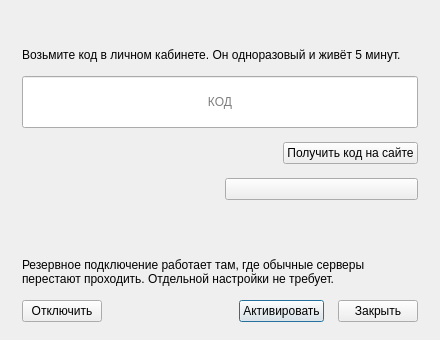
tarik1377/nekoray, file ui/dialog_relay_activate.ui: the form before one commit.
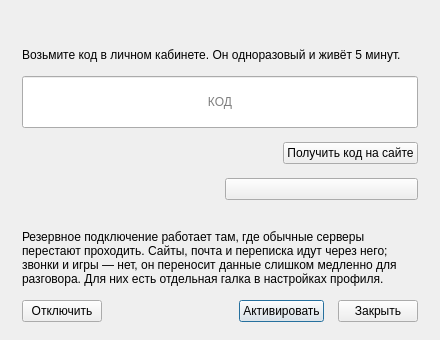
The form after the commit.

Commit message:
docs(relay): в окне активации названа цена — звонки через резерв не идут
Стояло «Отдельной настройки не требует» и ни слова о том, чего человек не
получит. Первая жалоба такого человека — «не звонится», и она справедлива.
Сказанное заранее переводит её из «нас обманули» в «нас предупредили».

Diff of the .ui file:
```diff
--- a/ui/dialog_relay_activate.ui
+++ b/ui/dialog_relay_activate.ui
@@ -132,7 +132,7 @@
    <item>
     <widget class="QLabel" name="footnote">
      <property name="text">
-      <string>Резервное подключение работает там, где обычные серверы перестают проходить. Отдельной настройки не требует.</string>
+      <string>Резервное подключение работает там, где обычные серверы перестают проходить. Сайты, почта и переписка идут через него; звонки и игры — нет, он переносит данные слишком медленно для разговора. Для них есть отдельная галка в настройках профиля.</string>
      </property>
      <property name="wordWrap">
       <bool>true</bool>
```
